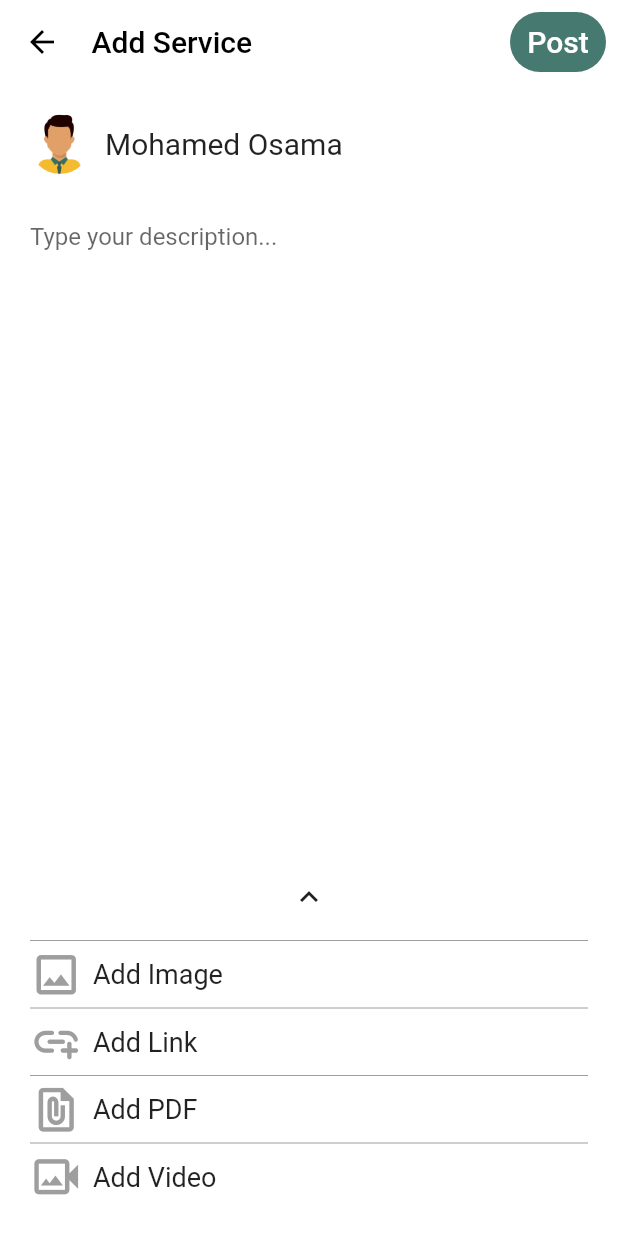
After one commit to AhmedAyman26/studentHub, a Flutter app: the AddService screen opened directly, on a phone screen of 412 x 824 dp. The commit adds this screen. Run offline on Flutter 3.47's test engine with Material 2 defaults, Android fonts, the light colour scheme and no system bars; our stand-ins replace bloc, conditional_builder, dio, flutter_bloc, hexcolor, image_picker and 3 more; missing offline and left inert: favorite_button, flutter_onboard; accounts and stored records are empty.

Commit message:
add Service

```diff
--- a/lib/presentation/screens/proucts/product_categories.dart
+++ b/lib/presentation/screens/proucts/product_categories.dart
@@ -2,7 +2,6 @@ import 'package:flutter/material.dart';
 import 'package:flutter/cupertino.dart';
 import 'package:graduation/presentation/screens/proucts/add_product_screen.dart';
 import 'package:graduation/shared/constants.dart';
-
 import '../../widgets/productCard_widget.dart';
 import '../../widgets/search_widget.dart';
 
--- /dev/null
+++ b/lib/presentation/screens/services/add_service.dart
@@ -0,0 +1,289 @@
+import 'package:flutter/material.dart';
+
+class AddService extends StatelessWidget {
+   AddService({Key? key}) : super(key: key);
+
+  TextEditingController description = TextEditingController();
+
+
+
+  @override
+  Widget build(BuildContext context) {
+    return Scaffold(
+      backgroundColor: Colors.white,
+      appBar: AppBar(
+        titleSpacing: 5.0,
+        elevation: 0,
+        backgroundColor: Colors.white,
+        leading: IconButton(
+          onPressed: () {
+            Navigator.pop(context);
+          },
+          icon:const Icon(Icons.arrow_back,
+          color: Colors.black,
+          ),
+        ),
+        title:const Text(
+          'Add Service',
+          style: TextStyle(
+            color: Colors.black
+          ),
+        ),
+        actions: [
+          Padding(
+            padding: const EdgeInsets.all(8.0),
+            child: Container(
+              decoration: BoxDecoration(
+                borderRadius: BorderRadius.circular(50),
+                color:const Color.fromRGBO(70, 121, 112, 1.0),
+              ),
+              child: TextButton(
+                  onPressed: (){},
+                  child:const Text(
+                    'Post',
+                    style: TextStyle(
+                      fontSize: 20,
+                      color: Colors.white,
+                      //backgroundColor: Colors.teal
+                    ),
+                  )
+              ),
+            ),
+          )
+        ],
+      ),
+      body: Padding(
+        padding: const EdgeInsets.all(20.0),
+        child: Column(
+          children: [
+            Row(
+              children: [
+                const CircleAvatar(
+                  radius: 20,
+                  backgroundColor: Colors.white,
+                  backgroundImage: AssetImage('assets/images/man.png'),
+                ),
+                const SizedBox(
+                  width: 10,
+                ),
+                Expanded(
+                  child: Column(
+                    //mainAxisAlignment: MainAxisAlignment.start,
+                    crossAxisAlignment: CrossAxisAlignment.start,
+                    children:const [
+                       Text(
+                        'Mohamed Osama',
+                        style: TextStyle(
+                          //fontWeight: FontWeight.bold,
+                          fontSize: 20
+                        ),
+                      ),
+                      // ListView(
+                      //   children: [
+                      //     DropdownButton(
+                      //       value: defaultValue,
+                      //         menuMaxHeight: 350,
+                      //         items: [
+                      //           DropdownMenuItem(
+                      //               child: Text(
+                      //                 "select"
+                      //               ),
+                      //             value: ,
+                      //           )
+                      //
+                      //         ],
+                      //         onChanged: (){},
+                      //     ),
+                      //   ],
+                      // )
+                    ],
+                  ),
+                ),
+              ],
+            ),
+            const SizedBox(
+              height: 18,
+            ),
+            Expanded(
+              child: TextFormField(
+                minLines: 1,
+                maxLines: 5,
+                controller: description ,
+                cursorColor: Colors.teal,
+                keyboardType: TextInputType.multiline,
+                decoration: const InputDecoration(
+                  hintText: 'Type your description...',
+                  border: InputBorder.none,
+                  fillColor: Colors.teal,
+                ),
+              ),
+            ),
+            Container(
+              height: 230,
+              width: double.infinity,
+              child: SingleChildScrollView(
+                child: Column(
+                  children: [
+                    IconButton(onPressed: (){},
+                      icon:const Icon(
+                        Icons.keyboard_arrow_up,
+                      ),
+                    ),
+                    const Divider(
+                      height:10 ,
+                      color: Colors.grey,
+
+                    ),
+                    InkWell(
+                      onTap: (){
+                        //Navigator.push(context, MaterialPageRoute(builder: (context)=>Post(), ) );
+                      },
+                      child: Row(
+                        children:const [
+                          // TextButton(onPressed:()=>print('live') ,
+                          //   child: Icon(
+                          //       Icons.video_call,
+                          //     color: Colors.grey,
+                          //   ),
+                          //
+                          // ),
+                          Icon(Icons.photo_outlined,
+                            color: Colors.grey,
+                            size: 35,
+                          ),
+                          SizedBox(
+                            width: 7,
+                          ),
+                          Text('Add Image',
+                            style: TextStyle(
+                              fontSize: 18,
+                            ),),
+
+
+                        ],
+                      ),
+                    ),
+                    const Divider(
+                      height: 10,
+                      color: Colors.grey,
+
+                    ),
+                    InkWell(
+                      onTap: (){
+                      },
+                      child: Row(
+                        children:const [
+                          Icon(Icons.add_link_rounded,
+                            color: Colors.grey,
+                            size: 35,
+                          ),
+                          SizedBox(
+                            width: 7,
+                          ),
+                          Text('Add Link',
+                            style: TextStyle(
+                              fontSize: 18,
+                            ),
+                          ),
+                        ],
+                      ),
+                    ),
+                    const Divider(
+                      height: 10,
+                      color: Colors.grey,
+
+                    ),
+                    // Row(
+                    //   children: [
+                    //     TextButton(onPressed:()=>print('live') ,
+                    //
+                    //       child: Icon(
+                    //         Icons.video_call,
+                    //         color: Colors.grey,
+                    //       ),
+                    //
+                    //     ),
+                    //     Text('data'),
+                    //   ],
+                    // ),
+                    InkWell(
+                      onTap: (){
+                      },
+                      child: Row(
+                        children:const [
+                          Icon(Icons.file_present,
+                            color: Colors.grey,
+                            size: 35,
+                          ),
+                          SizedBox(
+                            width: 7,
+                          ),
+                          Text('Add PDF',
+                            style: TextStyle(
+                              fontSize: 18,
+                            ),
+                          ),
+                        ],
+                      ),
+                    ),
+                    const Divider(
+                      height: 10,
+                      color: Colors.grey,
+
+                    ),
+                    InkWell(
+                      onTap: (){
+                        //Navigator.push(context, MaterialPageRoute(builder: (context)=>Post(), ) );
+                      },
+                      child: Row(
+                        children:const[
+                          Icon(Icons.video_camera_back_outlined,
+                            color: Colors.grey,
+                            size: 35,
+                          ),
+                          SizedBox(
+                            width: 7,
+                          ),
+                          Text('Add Video',
+                            style: TextStyle(
+                              fontSize: 18,
+                            ),
+                          ),
+                        ],
+                      ),
+                    ),
+                    const Divider(
+                      height: 10,
+                      color: Colors.grey,
+
+                    ),
+                    InkWell(
+                      onTap: (){
+                      },
+                      child: Row(
+                        children:const [
+                          Icon(Icons.camera_alt_outlined,
+                            color: Colors.grey,
+                            size: 35,
+                          ),
+                          SizedBox(
+                            width: 7,
+                          ),
+                          Text('Camera',
+                            style: TextStyle(
+                              fontSize: 18,
+                            ),
+                          ),
+                        ],
+                      ),
+                    ),
+                  ],
+                ),
+              ),
+            )
+          ],
+        ),
+      ),
+    );
+  }
+}
--- a/lib/presentation/screens/services/services_Screen.dart
+++ b/lib/presentation/screens/services/services_Screen.dart
@@ -4,6 +4,10 @@ import 'package:flutter/rendering.dart';
 import 'package:flutter/widgets.dart';
 import 'package:graduation/presentation/widgets/search_widget.dart';
 import 'package:graduation/presentation/widgets/serviceCard_widget.dart';
+
+import '../../../shared/constants.dart';
+import 'add_service.dart';
+
 
 class service_screen extends StatelessWidget {
   static const routeName="serviceCard_widget";
@@ -45,7 +49,12 @@ class service_screen extends StatelessWidget {
               ),
             ),
           ],
-        )
+        ),
+      floatingActionButton: FloatingActionButton(
+          child: Icon(Icons.add),
+          onPressed: () {
+            navigateTo(context, AddService());
+          }),
     );
   }
 
```
